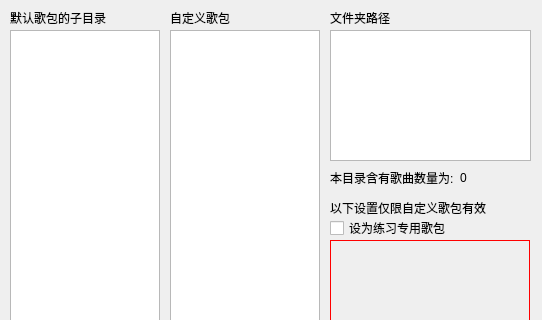
Qt form foldersEdit.ui (MikuPy2001/foldersEditLauncher) before a commit; both pictures show x 0 to 542 and y 0 to 320 of the 542 by 672 pixel window.
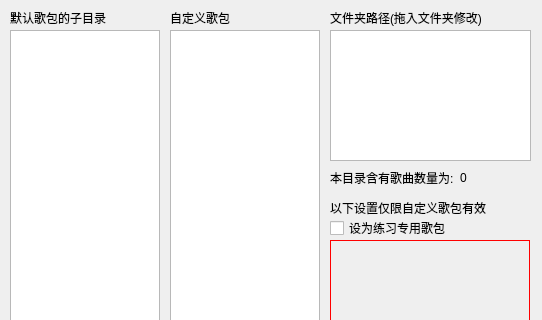
The same form after that commit. Custom widgets are drawn as their Qt base class.

Diff of the .ui file:
```diff
--- a/foldersEdit.ui
+++ b/foldersEdit.ui
@@ -225,7 +225,7 @@
     </rect>
    </property>
    <property name="text">
-    <string>文件夹路径</string>
+    <string>文件夹路径(拖入文件夹修改)</string>
    </property>
   </widget>
   <widget class="QLabel" name="no_uss_label_8">
```
Left out of the diff: 3 changed lines with no effect on the pictures.
